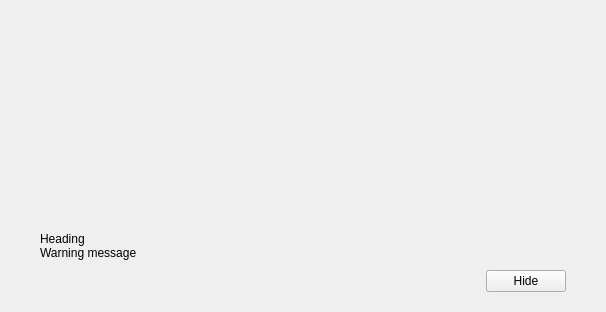
Old version of the form src/qt/forms/warningoverlay.ui in the repository frozenflux3/munt-official.
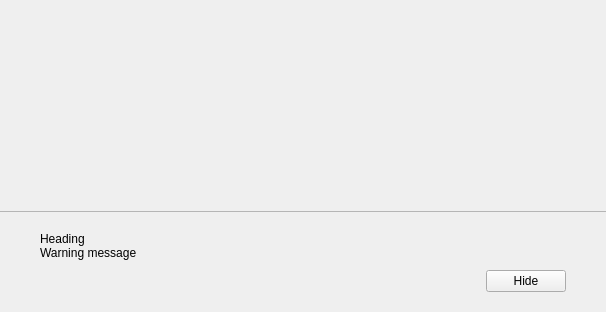
New version of the form. Custom widgets are drawn as their Qt base class.

Commit message: UI: Update more styling including sync/warning overlay

What changed in the file:
```diff
--- a/src/qt/forms/warningoverlay.ui
+++ b/src/qt/forms/warningoverlay.ui
@@ -13,7 +13,7 @@
   <property name="windowTitle">
    <string>Form</string>
   </property>
-  <layout class="QVBoxLayout" name="verticalLayout" stretch="1,0">
+  <layout class="QVBoxLayout" name="verticalLayout" stretch="1,0,0">
    <property name="spacing">
     <number>0</number>
    </property>
@@ -42,6 +42,37 @@
      </property>
     </spacer>
    </item>
+   <item>
+    <widget class="QFrame" name="horizontalLine">
+     <property name="sizePolicy">
+      <sizepolicy hsizetype="Expanding" vsizetype="Fixed">
+       <horstretch>0</horstretch>
+       <verstretch>0</verstretch>
+      </sizepolicy>
+     </property>
+     <property name="minimumSize">
+      <size>
+       <width>0</width>
+       <height>1</height>
+      </size>
+     </property>
+     <property name="maximumSize">
+      <size>
+       <width>16777215</width>
+       <height>23</height>
+      </size>
+     </property>
+     <property name="styleSheet">
+      <string notr="true">QFrame{max-height: 1px; margin: 0px; padding: 0px; background-color: #ebebeb; margin-bottom: 18px;}</string>
+     </property>
+     <property name="frameShape">
+      <enum>QFrame::StyledPanel</enum>
+     </property>
+     <property name="frameShadow">
+      <enum>QFrame::Raised</enum>
+     </property>
+    </widget>
+   </item>
    <item>
     <widget class="QWidget" name="warningOverlayContent" native="true">
      <property name="sizePolicy">
```
The commit also changes 5 other files.
